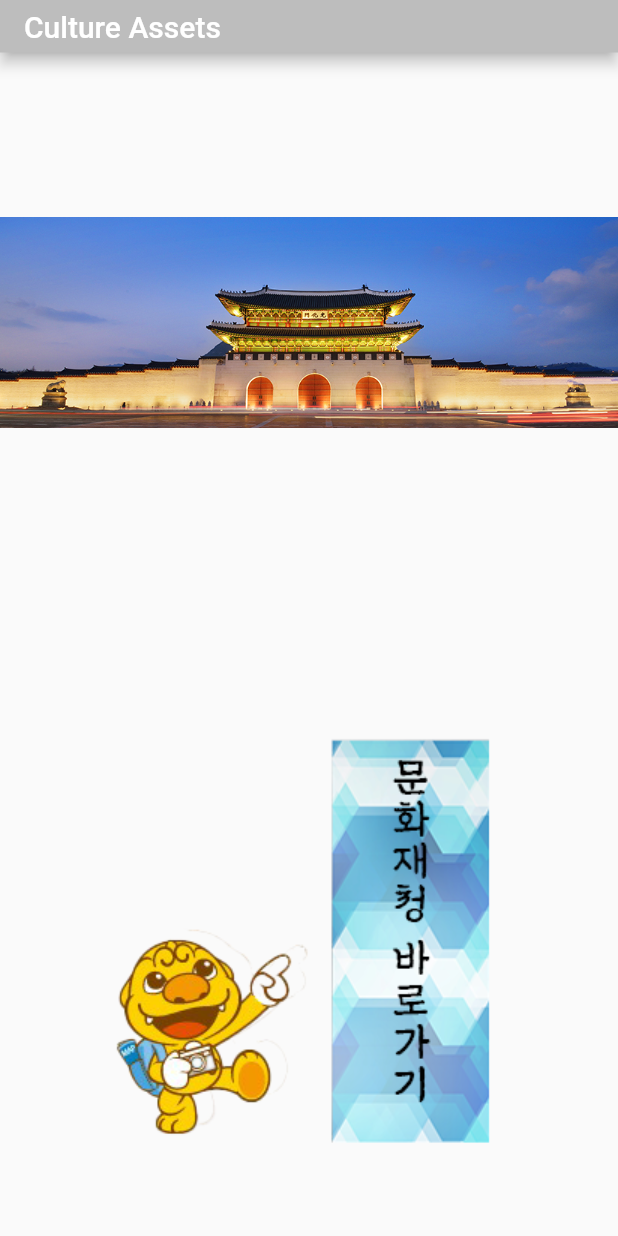
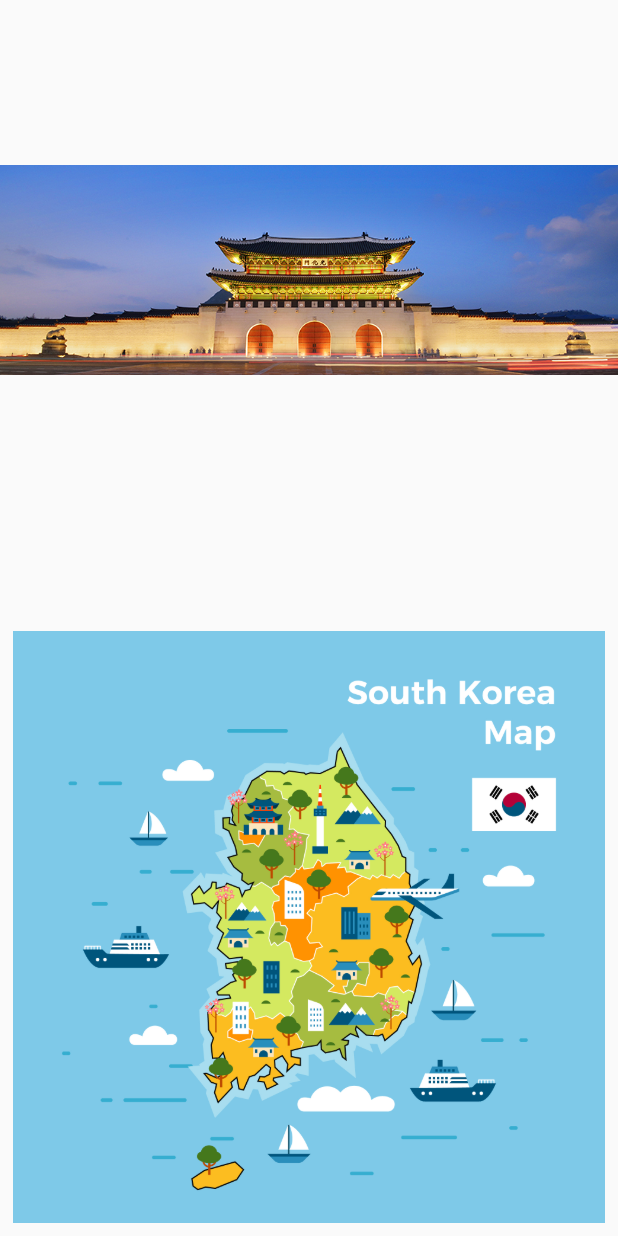
Before and after one commit to KangHongGoo/KoreaCultureAssetsApp, a Flutter app: the screen it shows after launch, on a phone screen of 412 x 824 dp. Run offline on Flutter 3.47's test engine with Material 2 defaults, Android fonts, the phone set to English and light mode, and no system bars; our stand-ins replace carousel_slider, geolocator, get, google_maps_flutter; missing offline and left inert: xml2json; network calls fail; Roboto replaces fonts that are missing (Goong).

```diff
--- a/lib/main.dart
+++ b/lib/main.dart
@@ -51,12 +51,7 @@
   @override
   Widget build(BuildContext context) {
     return Scaffold(
-      appBar: PreferredSize(
-        preferredSize: Size.fromHeight(35.0),
-        child: AppBar(
-          title: Text("Culture Assets"),
-          backgroundColor: Colors.grey[400],
-        ),),
+
       body: Center(
         child: RealHome(),
       ),
--- a/lib/src/mainImage/real_home.dart
+++ b/lib/src/mainImage/real_home.dart
@@ -14,17 +14,19 @@
     return Scaffold(
       body: Column(
         children: [
-          Flexible(
+          Expanded(
             child: MainImage(),
           ),
-          Flexible(
+          Expanded(
               child: Column(
                 mainAxisAlignment: MainAxisAlignment.center,
                 children: [
                   GestureDetector(onTap: (){
                     Get.to(NationalTreasureList());
                   }, child: Image.asset(
-                    'assets/haetae.png',
+                    'assets/map.jpg',
+                    height: 395,
+                    width: 395,
                   ),
 
                   ),
```
Also changed, not shown: lib/src/controller/national_treasure_list_controller.dart (+11 -8 lines), lib/src/detail/national_treasure_detail.dart (+6 -4 lines), lib/src/detail/treasure_detail.dart (+6 -4 lines), lib/src/list/culture_assets_list.dart (+5 -4 lines), assets/map.jpg (added).
